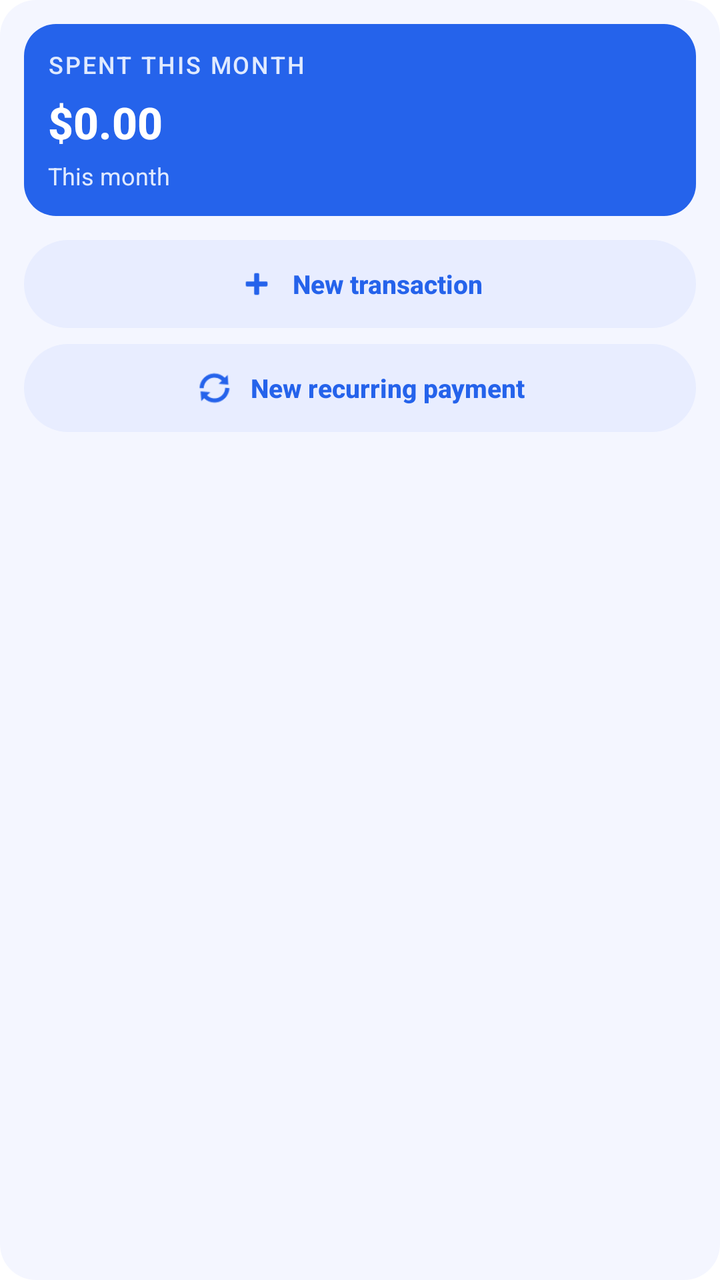
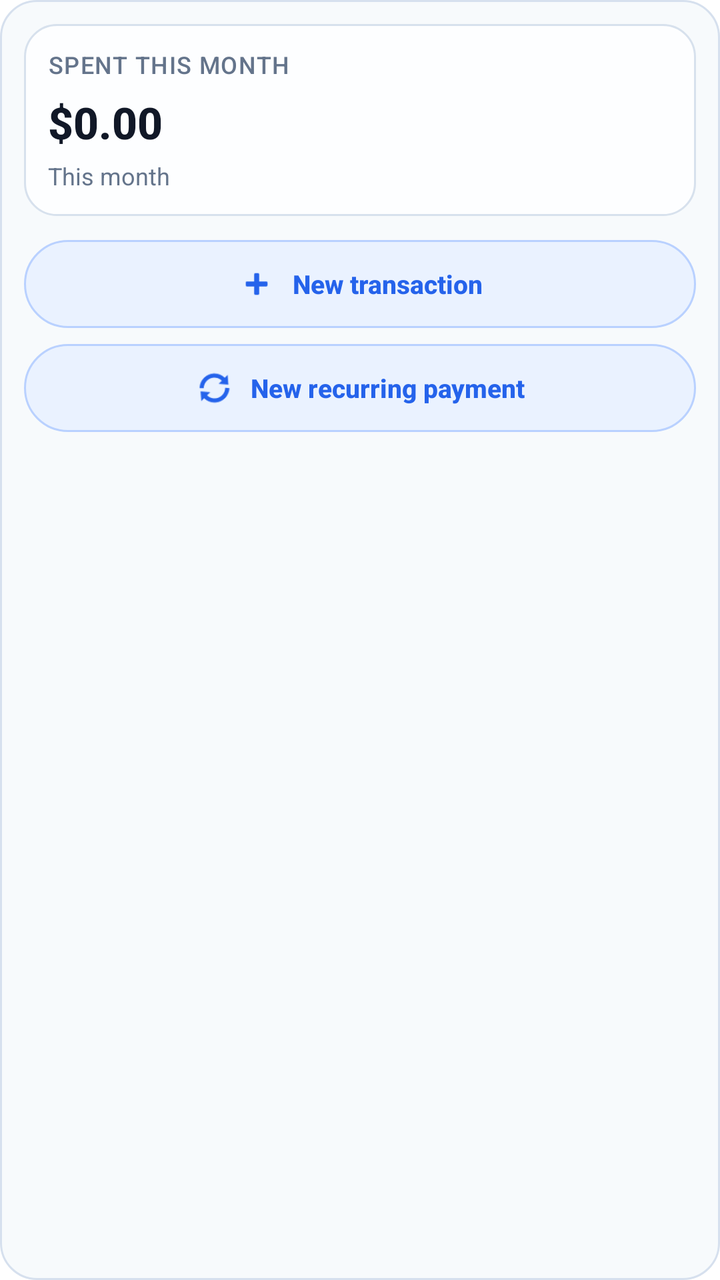

Before-and-after screenshots of an Android layout around one commit, followed by the original layout XML and the change that was made.
<!-- AndroidManifest.xml: fallback theme Theme.MaterialComponents.DayNight.NoActionBar -->
<!-- res/layout/widget_quick_transaction.xml -->
<?xml version="1.0" encoding="utf-8"?>
<LinearLayout xmlns:android="http://schemas.android.com/apk/res/android"
    android:id="@+id/widget_root"
    android:layout_width="match_parent"
    android:layout_height="match_parent"
    android:background="@drawable/widget_background"
    android:orientation="vertical"
    android:padding="12dp">

    <LinearLayout
        android:id="@+id/widget_card"
        android:layout_width="match_parent"
        android:layout_height="wrap_content"
        android:background="@drawable/widget_card_background"
        android:orientation="vertical"
        android:padding="12dp">

        <TextView
            android:id="@+id/widget_title"
            android:layout_width="wrap_content"
            android:layout_height="wrap_content"
            android:text="@string/widget_spent_title"
            android:textAllCaps="true"
            android:textColor="#E0EAFF"
            android:textSize="12sp"
            android:fontFamily="sans-serif-medium"
            android:letterSpacing="0.08" />

        <TextView
            android:id="@+id/widget_amount"
            android:layout_width="wrap_content"
            android:layout_height="wrap_content"
            android:paddingTop="6dp"
            android:text="@string/widget_default_amount"
            android:textColor="@android:color/white"
            android:textSize="22sp"
            android:textStyle="bold"
            android:fontFamily="sans-serif-medium" />

        <TextView
            android:id="@+id/widget_month_label"
            android:layout_width="wrap_content"
            android:layout_height="wrap_content"
            android:paddingTop="4dp"
            android:text="@string/widget_default_month"
            android:textColor="#E0EAFF"
            android:textSize="12sp"
            android:fontFamily="sans-serif" />
    </LinearLayout>

    <LinearLayout
        android:id="@+id/widget_action_container"
        android:layout_width="match_parent"
        android:layout_height="wrap_content"
        android:layout_marginTop="12dp"
        android:background="@drawable/widget_button_background"
        android:gravity="center"
        android:minHeight="44dp"
        android:orientation="horizontal"
        android:paddingStart="14dp"
        android:paddingEnd="14dp">

        <ImageView
            android:id="@+id/widget_action_icon"
            android:layout_width="20dp"
            android:layout_height="20dp"
            android:contentDescription="@string/widget_cta"
            android:src="@android:drawable/ic_input_add"
            android:tint="#2563EB" />

        <TextView
            android:id="@+id/widget_action_text"
            android:layout_width="wrap_content"
            android:layout_height="wrap_content"
            android:paddingStart="8dp"
            android:text="@string/widget_cta"
            android:textColor="#2563EB"
            android:textSize="13sp"
            android:textStyle="bold"
            android:fontFamily="sans-serif-medium" />
    </LinearLayout>

    <LinearLayout
        android:id="@+id/widget_recurring_container"
        android:layout_width="match_parent"
        android:layout_height="wrap_content"
        android:layout_marginTop="8dp"
        android:background="@drawable/widget_button_background"
        android:gravity="center"
        android:minHeight="44dp"
        android:orientation="horizontal"
        android:paddingStart="14dp"
        android:paddingEnd="14dp">

        <ImageView
            android:id="@+id/widget_recurring_icon"
            android:layout_width="20dp"
            android:layout_height="20dp"
            android:contentDescription="@string/widget_cta_recurring"
            android:src="@android:drawable/ic_popup_sync"
            android:tint="#2563EB" />

        <TextView
            android:id="@+id/widget_recurring_text"
            android:layout_width="wrap_content"
            android:layout_height="wrap_content"
            android:paddingStart="8dp"
            android:text="@string/widget_cta_recurring"
            android:textColor="#2563EB"
            android:textSize="13sp"
            android:textStyle="bold"
            android:fontFamily="sans-serif-medium" />
    </LinearLayout>

</LinearLayout>
<!-- resources referenced by this layout -->
<resources>
  <!-- drawable widget_background (drawable) -->
  <?xml version="1.0" encoding="utf-8"?>
  <shape xmlns:android="http://schemas.android.com/apk/res/android">
      <solid android:color="#F4F6FF" />
      <corners android:radius="18dp" />
  </shape>
  <!-- drawable widget_button_background (drawable) -->
  <?xml version="1.0" encoding="utf-8"?>
  <shape xmlns:android="http://schemas.android.com/apk/res/android">
      <solid android:color="#E8EDFF" />
      <corners android:radius="24dp" />
  </shape>
  <!-- drawable widget_card_background (drawable) -->
  <?xml version="1.0" encoding="utf-8"?>
  <shape xmlns:android="http://schemas.android.com/apk/res/android">
      <solid android:color="#2563EB" />
      <corners android:radius="16dp" />
  </shape>
  <string name="widget_cta">New transaction</string>
  <string name="widget_cta_recurring">New recurring payment</string>
  <string name="widget_default_amount">$0.00</string>
  <string name="widget_default_month">This month</string>
  <string name="widget_spent_title">Spent this month</string>
</resources>

<!-- the commit's change to res/layout/widget_quick_transaction.xml (unified diff, before → after) -->
@@ -21,10 +21,10 @@
             android:layout_height="wrap_content"
             android:text="@string/widget_spent_title"
             android:textAllCaps="true"
-            android:textColor="#E0EAFF"
+            android:textColor="@color/widget_text_secondary"
             android:textSize="12sp"
             android:fontFamily="sans-serif-medium"
-            android:letterSpacing="0.08" />
+            android:letterSpacing="0.04" />
 
         <TextView
             android:id="@+id/widget_amount"
@@ -32,7 +32,7 @@
             android:layout_height="wrap_content"
             android:paddingTop="6dp"
             android:text="@string/widget_default_amount"
-            android:textColor="@android:color/white"
+            android:textColor="@color/widget_text_primary"
             android:textSize="22sp"
             android:textStyle="bold"
             android:fontFamily="sans-serif-medium" />
@@ -43,7 +43,7 @@
             android:layout_height="wrap_content"
             android:paddingTop="4dp"
             android:text="@string/widget_default_month"
-            android:textColor="#E0EAFF"
+            android:textColor="@color/widget_text_secondary"
             android:textSize="12sp"
             android:fontFamily="sans-serif" />
     </LinearLayout>
@@ -66,7 +66,7 @@
             android:layout_height="20dp"
             android:contentDescription="@string/widget_cta"
             android:src="@android:drawable/ic_input_add"
-            android:tint="#2563EB" />
+            android:tint="@color/widget_primary" />
 
         <TextView
             android:id="@+id/widget_action_text"
@@ -74,10 +74,12 @@
             android:layout_height="wrap_content"
             android:paddingStart="8dp"
             android:text="@string/widget_cta"
-            android:textColor="#2563EB"
+            android:textColor="@color/widget_primary"
             android:textSize="13sp"
             android:textStyle="bold"
-            android:fontFamily="sans-serif-medium" />
+            android:fontFamily="sans-serif-medium"
+            android:maxLines="1"
+            android:ellipsize="end" />
     </LinearLayout>
 
     <LinearLayout
@@ -98,7 +100,7 @@
             android:layout_height="20dp"
             android:contentDescription="@string/widget_cta_recurring"
             android:src="@android:drawable/ic_popup_sync"
-            android:tint="#2563EB" />
+            android:tint="@color/widget_primary" />
 
         <TextView
             android:id="@+id/widget_recurring_text"
@@ -106,10 +108,12 @@
             android:layout_height="wrap_content"
             android:paddingStart="8dp"
             android:text="@string/widget_cta_recurring"
-            android:textColor="#2563EB"
+            android:textColor="@color/widget_primary"
             android:textSize="13sp"
             android:textStyle="bold"
-            android:fontFamily="sans-serif-medium" />
+            android:fontFamily="sans-serif-medium"
+            android:maxLines="1"
+            android:ellipsize="end" />
     </LinearLayout>
 
 </LinearLayout>
<!-- resource entries referenced after the edit -->
@@ -1,21 +1,33 @@
 <!-- resources referenced by this layout -->
 <resources>
+  <color name="widget_primary">#2563EB</color>
+  <color name="widget_text_primary">#111827</color>
+  <color name="widget_text_secondary">#64748B</color>
   <!-- drawable widget_background (drawable) -->
   <?xml version="1.0" encoding="utf-8"?>
   <shape xmlns:android="http://schemas.android.com/apk/res/android">
-      <solid android:color="#F4F6FF" />
+      <solid android:color="@color/widget_background" />
+      <stroke
+          android:width="1dp"
+          android:color="@color/widget_background_stroke" />
       <corners android:radius="18dp" />
   </shape>
   <!-- drawable widget_button_background (drawable) -->
   <?xml version="1.0" encoding="utf-8"?>
   <shape xmlns:android="http://schemas.android.com/apk/res/android">
-      <solid android:color="#E8EDFF" />
+      <solid android:color="@color/widget_action_surface" />
+      <stroke
+          android:width="1dp"
+          android:color="@color/widget_action_stroke" />
       <corners android:radius="24dp" />
   </shape>
   <!-- drawable widget_card_background (drawable) -->
   <?xml version="1.0" encoding="utf-8"?>
   <shape xmlns:android="http://schemas.android.com/apk/res/android">
-      <solid android:color="#2563EB" />
+      <solid android:color="@color/widget_surface" />
+      <stroke
+          android:width="1dp"
+          android:color="@color/widget_surface_stroke" />
       <corners android:radius="16dp" />
   </shape>
   <string name="widget_cta">New transaction</string>
@@ -23,5 +35,11 @@
   <string name="widget_default_amount">$0.00</string>
   <string name="widget_default_month">This month</string>
   <string name="widget_spent_title">Spent this month</string>
+  <color name="widget_background">#F7FAFC</color>
+  <color name="widget_background_stroke">#D6E0EE</color>
+  <color name="widget_action_surface">#EAF2FF</color>
+  <color name="widget_action_stroke">#B9D1FF</color>
+  <color name="widget_surface">#FDFEFF</color>
+  <color name="widget_surface_stroke">#D7E1ED</color>
 </resources>
 
